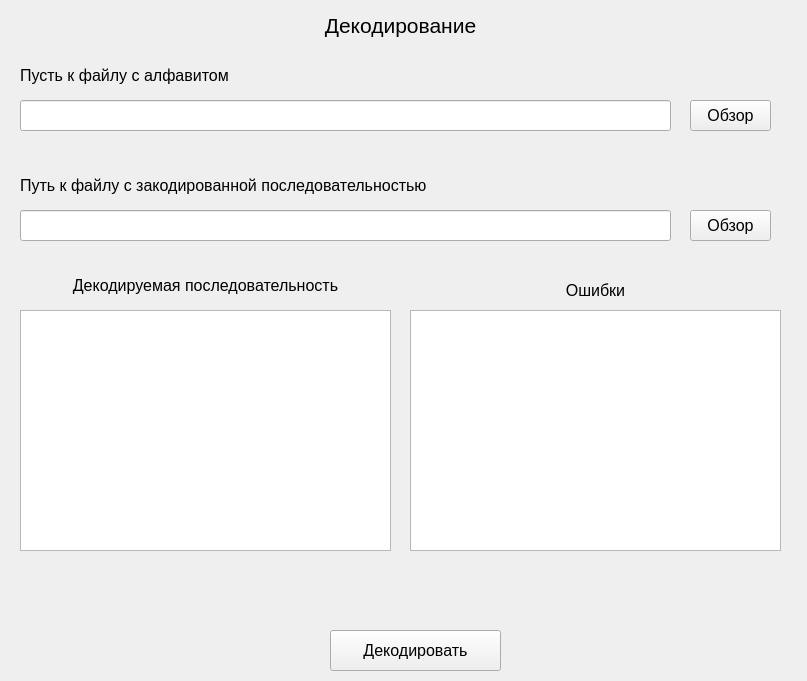
Before: the Qt Designer form AntiInterferenceCoding/decodewidget.ui in somebod99/AntiInterferenceCoding, drawn with Qt 5.
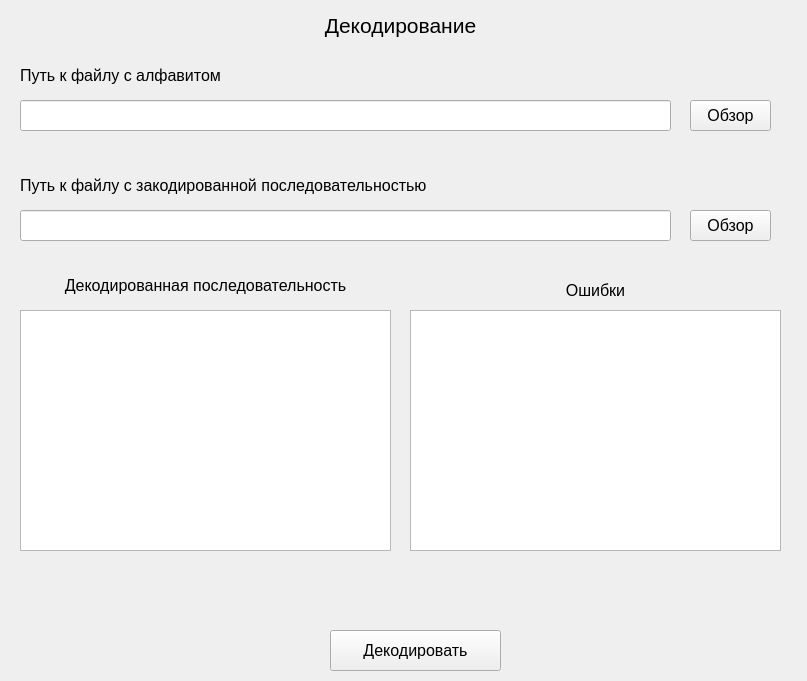
After: the same form once the commit is applied.

What changed in the file:
```diff
--- a/AntiInterferenceCoding/decodewidget.ui
+++ b/AntiInterferenceCoding/decodewidget.ui
@@ -79,7 +79,7 @@
     </font>
    </property>
    <property name="text">
-    <string>Пусть к файлу с алфавитом</string>
+    <string>Путь к файлу с алфавитом</string>
    </property>
   </widget>
   <widget class="QLineEdit" name="encode_seq_edit">
@@ -199,7 +199,7 @@
     </font>
    </property>
    <property name="text">
-    <string>Декодируемая последовательность</string>
+    <string>Декодированная последовательность</string>
    </property>
    <property name="alignment">
     <set>Qt::AlignCenter</set>
```
